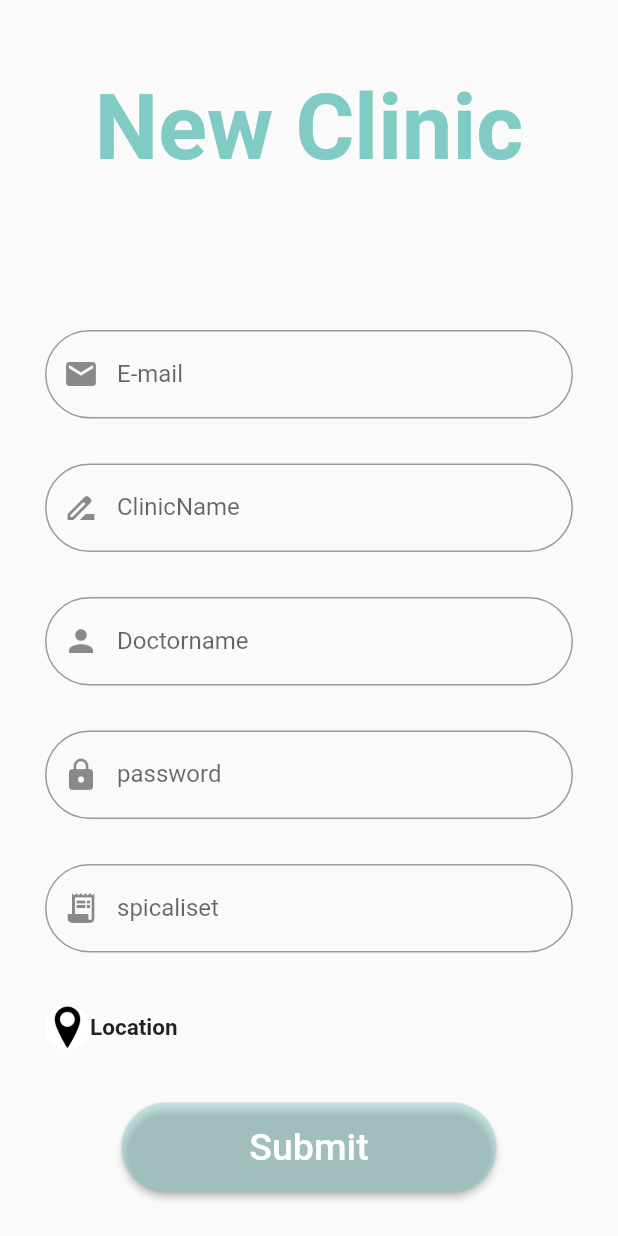
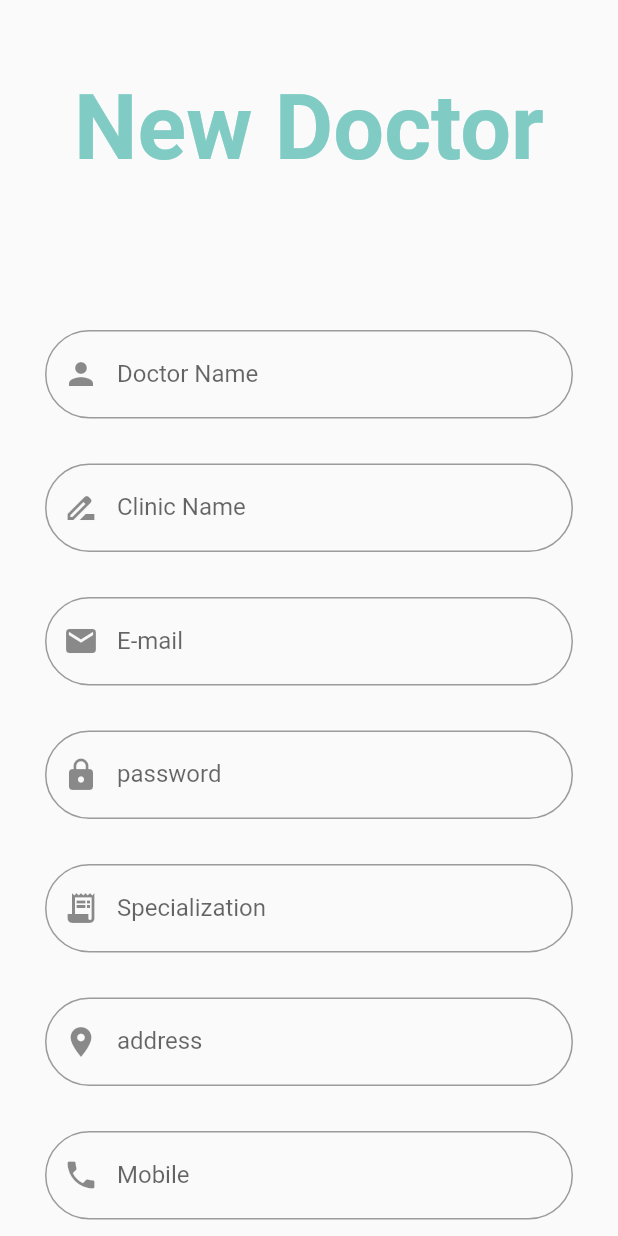
Before and after one commit to mohmmedkhalifa/med, a Flutter app: the NewDoctor screen opened directly, on a phone screen of 412 x 824 dp. Run offline on Flutter 3.47's test engine with Material 2 defaults, Android fonts, the phone set to English and light mode, and no system bars; our stand-ins replace cloud_firestore, firebase_auth, firebase_core, get, localize_and_translate, shared_preferences and 1 more; missing offline and left inert: page_view_indicator; accounts and stored records are empty.

Commit message:
Nourhan 2

```diff
--- a/assets/langs/en.json
+++ b/assets/langs/en.json
@@ -12,11 +12,11 @@
   "Back": "Back",
   "New Doctor": "New Doctor",
   "New patient": "New Patient",
-  "Clinic Name": "ClinicName",
+  "Clinic Name": "Clinic Name",
   "Location": "Location",
-  "spicaliset": "spicaliset",
+  "spicaliset": "Specialization",
   "Email": "E-mail",
-  "doctorname": "Doctorname",
+  "doctorname": "Doctor Name",
   "mobile": "Mobile",
   "YourAppointment": "Your Appointment",
   "Noappoinment": "You have no appointment yet",
--- a/lib/firebse_helper/server.dart
+++ b/lib/firebse_helper/server.dart
@@ -1,5 +1,3 @@
-
-
 import 'package:firebase_auth/firebase_auth.dart';
 
 FirebaseAuth auth = FirebaseAuth.instance;
--- a/lib/main.dart
+++ b/lib/main.dart
@@ -1,5 +1,6 @@
 import 'package:firebase_core/firebase_core.dart';
 import 'package:flutter/material.dart';
+import 'package:flutter/services.dart';
 import 'package:get/get.dart';
 import 'package:localize_and_translate/localize_and_translate.dart';
 import 'package:mymed/screens/1splash.dart';
@@ -24,7 +25,9 @@ void main() async {
   } else {
     _screen = Splash();
   }
-
+  SystemChrome.setSystemUIOverlayStyle(SystemUiOverlayStyle(
+    statusBarColor: Colors.transparent,
+  ));
   runApp(LocalizedApp(child: MyApp(_screen)));
 }
 
--- a/lib/models/person_model.dart
+++ b/lib/models/person_model.dart
@@ -6,7 +6,7 @@ class PersonModel {
   String imgeurl;
   int status;
   String address;
-  int mobile;
+  String mobile;
   String role;
 
   PersonModel(
--- a/lib/screens/8newclinicaccount.dart
+++ b/lib/screens/8newclinicaccount.dart
@@ -6,6 +6,9 @@ import 'package:mymed/models/doctor_model.dart';
 import 'package:mymed/screens/5login_register.dart';
 import 'package:mymed/wedgits/loginwedgit.dart';
 import 'package:string_validator/string_validator.dart';
+
+import '../firebse_helper/repositories.dart';
+import '../models/doctor_model.dart';
 
 class NewDoctor extends StatefulWidget {
   @override
@@ -17,42 +20,59 @@ class _NewDoctorState extends State<NewDoctor> {
   String doctorname;
   String email;
   String password;
-  String location;
+  String address;
   String spacialist;
+  String mobile;
 
   var registerkey = GlobalKey<FormState>();
   DoctorModel doctorModel = DoctorModel();
 
-  saveform() {
-    if (isAccepted) {
-      bool validateresult = registerkey.currentState.validate();
-      if (validateresult) {
+  saveform() async {
+    bool validateresult = registerkey.currentState.validate();
 
-        return true;
-      } else
-        return;
-    }
+    if (validateresult) {
+      registerkey.currentState.save();
+      await registerUsingEmailAndPassword(
+          doctorModel.email, doctorModel.password);
+      await insertNewDoctor(doctorModel);
+    } else
+      return;
   }
 
   saveclinicname(String value) {
-    doctorModel.clinicName = value;
+    clinicname = value;
+    doctorModel.clinicName = clinicname;
   }
 
   savedoctorname(String value) {
-   doctorModel.name = value;
+    doctorname = value;
+    doctorModel.name = doctorname;
   }
 
   saveemail(String value) {
-    doctorModel.email = value;
+    email = value;
+    doctorModel.email = email;
   }
 
   savepassword(String value) {
-    doctorModel.password= value;
+    password = value;
+    doctorModel.password = password;
   }
 
   savespacialist(String value) {
-    doctorModel.spicalist = value;
+    spacialist = value;
+    doctorModel.spicalist = spacialist;
   }
+
+  saveaddress(String value) {
+    address = value;
+    doctorModel.clinicAddress = address;
+  }
+  savemobile(String value) {
+    mobile = value;
+    doctorModel.mobile = mobile;
+  }
+
 
   String validateclinicname(String value) {
     if (value.isEmpty) {
@@ -93,8 +113,22 @@ class _NewDoctorState extends State<NewDoctor> {
       return null;
   }
 
+  String validateaddress(String value) {
+    if (value.isEmpty) {
+      return '*required';
+    } else
+      return null;
+  }
+
+  String validatemobile(String value) {
+    if (value.toString().isEmpty) {
+      return '*required';
+    } else
+      return null;
+  }
+
   int groupValue;
-  bool isAccepted = false;
+
 
   @override
   Widget build(BuildContext context) {
@@ -106,7 +140,7 @@ class _NewDoctorState extends State<NewDoctor> {
             Padding(
               padding: EdgeInsets.only(top: 50),
               child: Text(
-                translator.translate("New Clinic"),
+                translator.translate("New Doctor"),
                 style: TextStyle(
                     color: Theme.of(context).primaryColor,
                     fontSize: 60,
@@ -122,78 +156,68 @@ class _NewDoctorState extends State<NewDoctor> {
                   crossAxisAlignment: CrossAxisAlignment.center,
                   children: [
                     Loginwedgit(
-                      label: translator.translate("Email"),
-                      icon: Icon(Icons.email),
-                      save: saveemail,
-                      validate: validateemail,
+                      label: translator.translate("doctorname"),
+                      icon: Icon(Icons.person),
+                      save: savedoctorname,
+                      validate: validatedoctorname,
+                      keyboardType: TextInputType.name,
+                      secure: false,
                     ),
-                    SizedBox(
-                      height: 30,
-                    ),
+
                     Loginwedgit(
                       label: translator.translate("Clinic Name"),
                       icon: Icon(Icons.drive_file_rename_outline),
                       save: saveclinicname,
                       validate: validateclinicname,
+                      keyboardType: TextInputType.name,
+                      secure: false,
                     ),
-                    SizedBox(
-                      height: 30,
+
+                    Loginwedgit(
+                      label: translator.translate("Email"),
+                      icon: Icon(Icons.email),
+                      save: saveemail,
+                      validate: validateemail,
+                      keyboardType: TextInputType.emailAddress,
+                      secure: false,
                     ),
-                    Loginwedgit(
-                      label: translator.translate("doctorname"),
-                      icon: Icon(Icons.person),
-                      save: savedoctorname,
-                      validate: validatedoctorname,
-                    ),
-                    SizedBox(
-                      height: 30,
-                    ),
+
+
                     Loginwedgit(
                       label: translator.translate("Password"),
                       icon: Icon(Icons.lock),
                       save: savepassword,
                       validate: validatepassword,
+                      keyboardType: TextInputType.visiblePassword,
+                      secure: true,
                     ),
-                    SizedBox(
-                      height: 30,
-                    ),
+
                     Loginwedgit(
                       label: translator.translate("spicaliset"),
                       icon: Icon(Icons.receipt_long),
                       save: savespacialist,
                       validate: validatespacialist,
+                      keyboardType: TextInputType.text,
+                      secure: false,
                     ),
-                    SizedBox(
-                      height: 30,
+
+                    Loginwedgit(
+                      label: translator.translate("address"),
+                      icon: Icon(Icons.location_on),
+                      save: saveaddress,
+                      validate: validateaddress,
+                      keyboardType: TextInputType.streetAddress,
+                      secure: false,
                     ),
-                    Container(
-                      //  margin: EdgeInsets.all(20),
+                    Loginwedgit(
+                      label: translator.translate("mobile"),
+                      icon: Icon(Icons.phone),
+                      save: savemobile,
+                      validate: validatemobile,
+                      keyboardType: TextInputType.phone,
+                      secure: false,
+                    ),
 
-                      //margin: EdgeInsets.symmetric(vertical: 10),
-                      height: 40,
-                      width: double.infinity,
-                      child: Row(
-                        mainAxisAlignment: MainAxisAlignment.start,
-                        children: [
-                          Container(
-                              // padding: EdgeInsets.all(20),
-                              height: 30,
-                              width: 30,
-                              decoration: BoxDecoration(
-                                  shape: BoxShape.circle,
-                                  image: DecorationImage(
-                                      image: AssetImage(
-                                          'assets/images/location.jpg'),
-                                      fit: BoxFit.cover))),
-                          Text(
-                            translator.translate("Location"),
-                            style: TextStyle(
-                                fontSize: 15, fontWeight: FontWeight.bold),
-                          ),
-                        ],
-                      ),
-                    ),
-                    SizedBox(height: 30),
                     Container(
                       width: 250,
                       height: 60,
@@ -206,9 +230,10 @@ class _NewDoctorState extends State<NewDoctor> {
                             translator.translate("submit"),
                             style: TextStyle(color: Colors.white, fontSize: 25),
                           ),
-                          onPressed: () async{
+                          onPressed: () async {
                             saveform();
-                          await  registerUsingEmailAndPassword(doctorModel.email,doctorModel.password);
+
+                            print(doctorModel.email);
                           }),
                     ),
                     SizedBox(height: 30),
@@ -239,6 +264,4 @@ class _NewDoctorState extends State<NewDoctor> {
       ),
     );
   }
-
-
 }
--- a/lib/wedgits/loginwedgit.dart
+++ b/lib/wedgits/loginwedgit.dart
@@ -9,18 +9,34 @@ class Loginwedgit extends StatelessWidget {
   Function save;
   String label;
   Widget icon;
+  TextInputType keyboardType;
+  bool secure = false;
+
   Loginwedgit(
-      {@required this.validate, @required this.save, @required this.label ,this.icon});
+      {@required this.validate,
+      @required this.save,
+      @required this.label,
+      this.icon,
+      this.keyboardType,this.secure});
+
   @override
   Widget build(BuildContext context) {
-    return TextFormField(
-
-      validator: (newvalue) => validate(newvalue),
-      onSaved: (newValue) => save(newValue),
-      decoration: InputDecoration(
-        prefixIcon:icon,
-          labelText: translator.translate(label),
-          border: OutlineInputBorder(borderRadius: BorderRadius.circular(30))),
+    return Column(
+      children: [
+        TextFormField(
+          validator: (newvalue) => validate(newvalue),
+          onSaved: (newValue) => save(newValue),
+          keyboardType: keyboardType,
+          obscureText: secure,
+          decoration: InputDecoration(
+              prefixIcon: icon,
+              labelText: translator.translate(label),
+              border: OutlineInputBorder(borderRadius: BorderRadius.circular(30))),
+        ),
+        SizedBox(
+          height: 30,
+        ),
+      ],
     );
   }
 }
```
Also changed, not shown: assets/langs/ar.json (+45 -53 lines), lib/firebse_helper/repositories.dart (+58 -3 lines).
